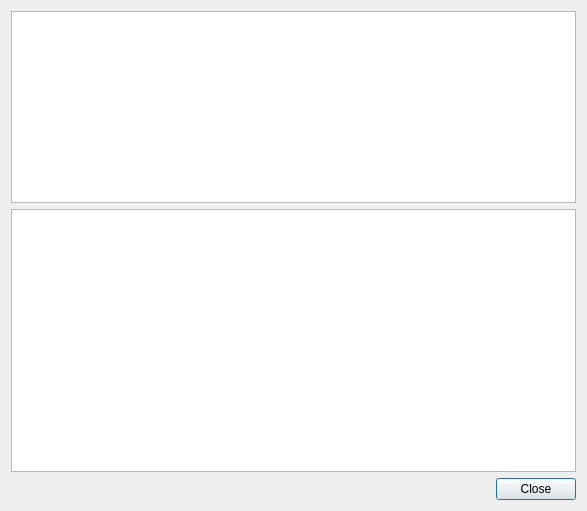
First picture: the form in memorise/ui/ReviewDialog.ui, repository kazkansouh/pyMemorise, before the edit.
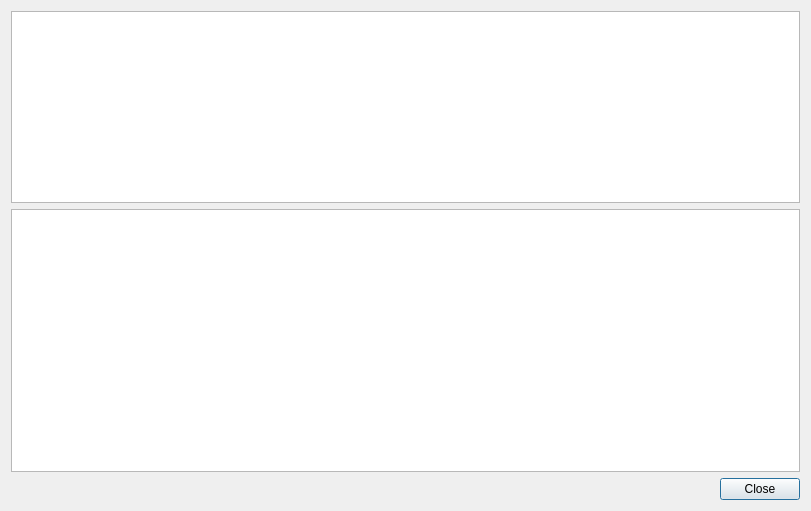
Second picture: the form after the edit.

Commit message: Created a review dialog for questions that enable the history to be compared

What changed in the file:
```diff
--- a/memorise/ui/ReviewDialog.ui
+++ b/memorise/ui/ReviewDialog.ui
@@ -6,7 +6,7 @@
    <rect>
     <x>0</x>
     <y>0</y>
-    <width>587</width>
+    <width>811</width>
     <height>511</height>
    </rect>
   </property>
```
Left out of the diff: 8 changed lines with no effect on the pictures. The commit also changes 5 other files.
